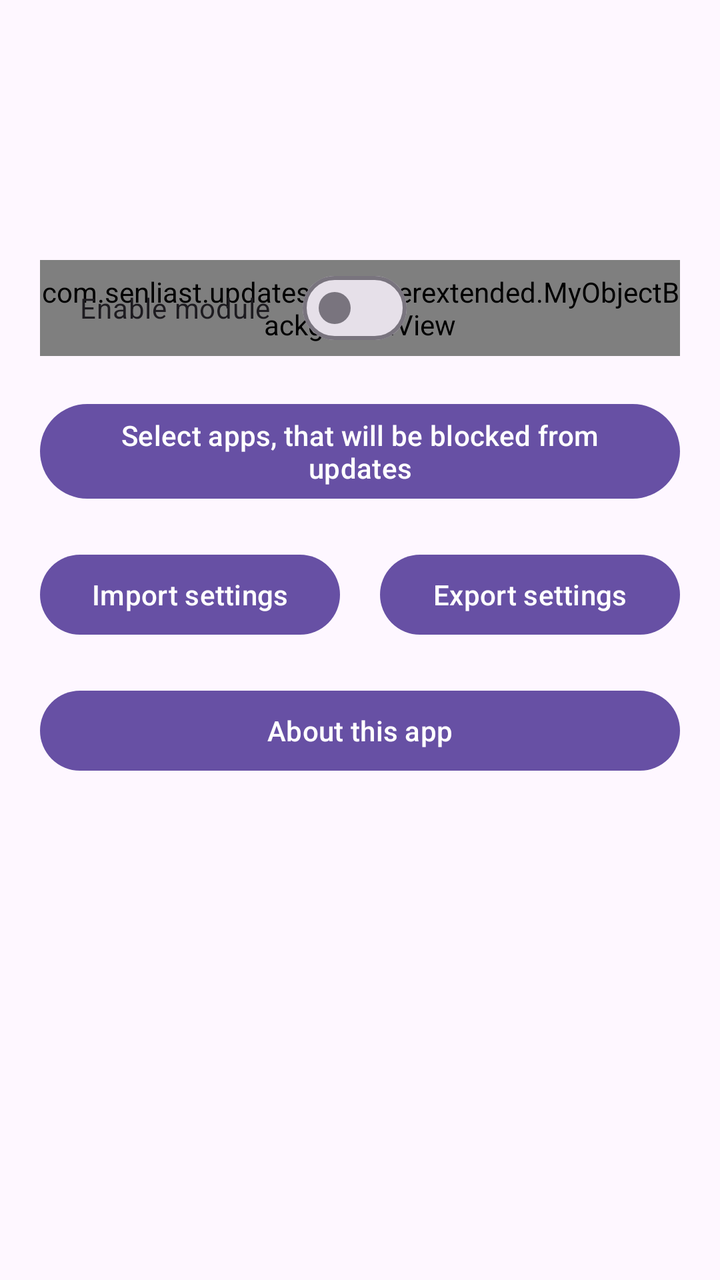
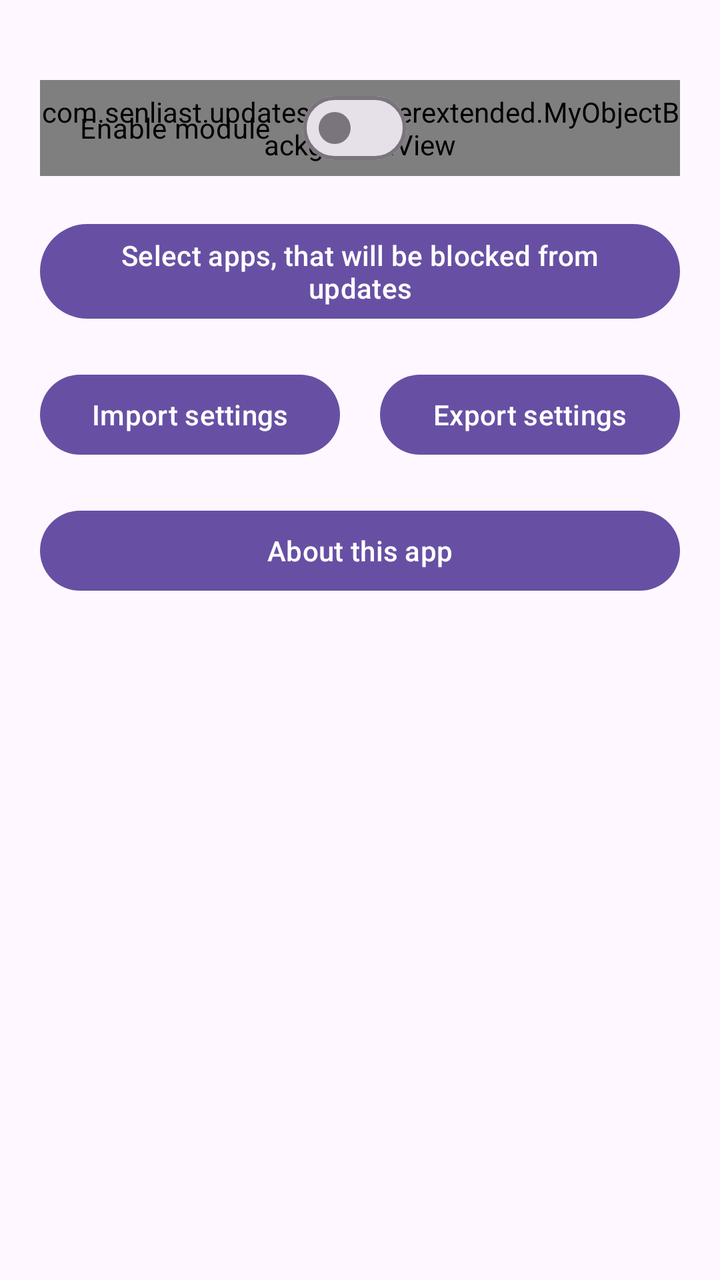

Before-and-after screenshots of an Android layout around one commit, followed by the original layout XML and the change that was made.
<!-- AndroidManifest.xml: application theme Theme.UpdatesManagerExtended -->
<!-- res/layout/activity_main.xml -->
<?xml version="1.0" encoding="utf-8"?>
<androidx.constraintlayout.widget.ConstraintLayout xmlns:android="http://schemas.android.com/apk/res/android"
    xmlns:app="http://schemas.android.com/apk/res-auto"
    xmlns:tools="http://schemas.android.com/tools"
    android:id="@+id/activityAbout"
    android:layout_width="match_parent"
    android:layout_height="match_parent"
    tools:context=".MainActivity">

    <view
        android:id="@+id/mobvSwitchEnableModule"
        class="com.senliast.updatesmanagerextended.MyObjectBackgroundView"
        android:layout_width="0dp"
        android:layout_height="48dp"
        android:layout_marginStart="20dp"
        android:layout_marginTop="20dp"
        android:layout_marginEnd="20dp"
        app:layout_constraintEnd_toEndOf="parent"
        app:layout_constraintStart_toStartOf="parent"
        app:layout_constraintTop_toBottomOf="@+id/layoutStatusPanel" />

    <com.google.android.material.materialswitch.MaterialSwitch
        android:id="@+id/switchEnableModule"
        android:layout_width="wrap_content"
        android:layout_height="48dp"
        android:layout_marginStart="20dp"
        android:layout_marginTop="20dp"
        android:text="@string/enable_module"
        app:layout_constraintStart_toStartOf="@+id/mobvSwitchEnableModule"
        app:layout_constraintTop_toBottomOf="@+id/layoutStatusPanel" />

    <FrameLayout
        android:id="@+id/layoutStatusPanel"
        android:layout_width="0dp"
        android:layout_height="90dp"
        android:layout_marginStart="20dp"
        android:layout_marginTop="20dp"
        android:layout_marginEnd="20dp"
        app:layout_constraintBottom_toTopOf="@+id/switchEnableModule"
        app:layout_constraintEnd_toEndOf="parent"
        app:layout_constraintStart_toStartOf="parent"
        app:layout_constraintTop_toTopOf="parent">

    </FrameLayout>

    <Button
        android:id="@+id/buttonSelectBlacklistedApps"
        android:layout_width="0dp"
        android:layout_height="wrap_content"
        android:layout_marginStart="20dp"
        android:layout_marginTop="20dp"
        android:layout_marginEnd="20dp"
        android:text="@string/select_blacklisted_apps"
        app:layout_constraintEnd_toEndOf="parent"
        app:layout_constraintStart_toStartOf="parent"
        app:layout_constraintTop_toBottomOf="@+id/mobvSwitchEnableModule" />

    <Button
        android:id="@+id/buttonImportSettings"
        android:layout_width="0dp"
        android:layout_height="wrap_content"
        android:layout_marginStart="20dp"
        android:layout_marginTop="20dp"
        android:text="@string/import_settings"
        app:layout_constraintEnd_toStartOf="@+id/buttonExportSettings"
        app:layout_constraintStart_toStartOf="parent"
        app:layout_constraintTop_toBottomOf="@+id/buttonSelectBlacklistedApps" />

    <Button
        android:id="@+id/buttonExportSettings"
        android:layout_width="0dp"
        android:layout_height="wrap_content"
        android:layout_marginStart="20dp"
        android:layout_marginTop="20dp"
        android:layout_marginEnd="20dp"
        android:text="@string/export_settings"
        app:layout_constraintEnd_toEndOf="parent"
        app:layout_constraintStart_toEndOf="@+id/buttonImportSettings"
        app:layout_constraintTop_toBottomOf="@+id/buttonSelectBlacklistedApps" />

    <Button
        android:id="@+id/buttonAbout"
        android:layout_width="0dp"
        android:layout_height="wrap_content"
        android:layout_marginStart="20dp"
        android:layout_marginTop="20dp"
        android:layout_marginEnd="20dp"
        android:text="@string/about_app"
        app:layout_constraintEnd_toEndOf="parent"
        app:layout_constraintStart_toStartOf="parent"
        app:layout_constraintTop_toBottomOf="@+id/buttonImportSettings" />


</androidx.constraintlayout.widget.ConstraintLayout>
<!-- resources referenced by this layout -->
<resources>
  <string name="about_app">About this app</string>
  <string name="enable_module">Enable module</string>
  <string name="export_settings">Export settings</string>
  <string name="import_settings">Import settings</string>
  <string name="select_blacklisted_apps">Select apps, that will be blocked from updates</string>
  <style name="Theme.UpdatesManagerExtended" parent="Base.Theme.UpdatesManagerExtended" />
  <style name="Base.Theme.UpdatesManagerExtended" parent="Theme.Material3.DayNight.NoActionBar">
          
          
      </style>
</resources>

<!-- the commit's change to res/layout/activity_main.xml (unified diff, before → after) -->
@@ -2,10 +2,76 @@
 <androidx.constraintlayout.widget.ConstraintLayout xmlns:android="http://schemas.android.com/apk/res/android"
     xmlns:app="http://schemas.android.com/apk/res-auto"
     xmlns:tools="http://schemas.android.com/tools"
-    android:id="@+id/activityAbout"
+    android:id="@+id/activityMain"
     android:layout_width="match_parent"
     android:layout_height="match_parent"
     tools:context=".MainActivity">
+
+
+    <Button
+        android:id="@+id/buttonSelectBlacklistedApps"
+        android:layout_width="0dp"
+        android:layout_height="wrap_content"
+        android:layout_marginStart="20dp"
+        android:layout_marginTop="20dp"
+        android:layout_marginEnd="20dp"
+        android:text="@string/select_blacklisted_apps"
+        android:textColor="@color/white"
+        app:layout_constraintEnd_toEndOf="parent"
+        app:layout_constraintStart_toStartOf="parent"
+        app:layout_constraintTop_toBottomOf="@+id/mobvSwitchEnableModule" />
+
+    <Button
+        android:id="@+id/buttonImportSettings"
+        android:layout_width="0dp"
+        android:layout_height="wrap_content"
+        android:layout_marginStart="20dp"
+        android:layout_marginTop="20dp"
+        android:text="@string/import_settings"
+        android:textColor="@color/white"
+        app:layout_constraintEnd_toStartOf="@+id/buttonExportSettings"
+        app:layout_constraintStart_toStartOf="parent"
+        app:layout_constraintTop_toBottomOf="@+id/buttonSelectBlacklistedApps" />
+
+    <Button
+        android:id="@+id/buttonExportSettings"
+        android:layout_width="0dp"
+        android:layout_height="wrap_content"
+        android:layout_marginStart="20dp"
+        android:layout_marginTop="20dp"
+        android:layout_marginEnd="20dp"
+        android:text="@string/export_settings"
+        android:textColor="@color/white"
+        app:layout_constraintEnd_toEndOf="parent"
+        app:layout_constraintStart_toEndOf="@+id/buttonImportSettings"
+        app:layout_constraintTop_toBottomOf="@+id/buttonSelectBlacklistedApps" />
+
+    <Button
+        android:id="@+id/buttonAbout"
+        android:layout_width="0dp"
+        android:layout_height="wrap_content"
+        android:layout_marginStart="20dp"
+        android:layout_marginTop="20dp"
+        android:layout_marginEnd="20dp"
+        android:text="@string/about_app"
+        android:textColor="@color/white"
+        app:layout_constraintEnd_toEndOf="parent"
+        app:layout_constraintStart_toStartOf="parent"
+        app:layout_constraintTop_toBottomOf="@+id/buttonImportSettings" />
+
+    <FrameLayout
+        android:id="@+id/layoutStatusPanel"
+        android:layout_width="0dp"
+        android:layout_height="wrap_content"
+        android:layout_marginStart="20dp"
+        android:layout_marginTop="20dp"
+        android:layout_marginEnd="20dp"
+        app:layout_constraintBottom_toTopOf="@+id/switchEnableModule"
+        app:layout_constraintEnd_toEndOf="parent"
+        app:layout_constraintStart_toStartOf="parent"
+        app:layout_constraintTop_toTopOf="parent">
+
+    </FrameLayout>
 
     <view
         android:id="@+id/mobvSwitchEnableModule"
@@ -26,69 +92,9 @@
         android:layout_marginStart="20dp"
         android:layout_marginTop="20dp"
         android:text="@string/enable_module"
+        android:textColor="@color/text_adaptive"
         app:layout_constraintStart_toStartOf="@+id/mobvSwitchEnableModule"
         app:layout_constraintTop_toBottomOf="@+id/layoutStatusPanel" />
 
-    <FrameLayout
-        android:id="@+id/layoutStatusPanel"
-        android:layout_width="0dp"
-        android:layout_height="90dp"
-        android:layout_marginStart="20dp"
-        android:layout_marginTop="20dp"
-        android:layout_marginEnd="20dp"
-        app:layout_constraintBottom_toTopOf="@+id/switchEnableModule"
-        app:layout_constraintEnd_toEndOf="parent"
-        app:layout_constraintStart_toStartOf="parent"
-        app:layout_constraintTop_toTopOf="parent">
-
-    </FrameLayout>
-
-    <Button
-        android:id="@+id/buttonSelectBlacklistedApps"
-        android:layout_width="0dp"
-        android:layout_height="wrap_content"
-        android:layout_marginStart="20dp"
-        android:layout_marginTop="20dp"
-        android:layout_marginEnd="20dp"
-        android:text="@string/select_blacklisted_apps"
-        app:layout_constraintEnd_toEndOf="parent"
-        app:layout_constraintStart_toStartOf="parent"
-        app:layout_constraintTop_toBottomOf="@+id/mobvSwitchEnableModule" />
-
-    <Button
-        android:id="@+id/buttonImportSettings"
-        android:layout_width="0dp"
-        android:layout_height="wrap_content"
-        android:layout_marginStart="20dp"
-        android:layout_marginTop="20dp"
-        android:text="@string/import_settings"
-        app:layout_constraintEnd_toStartOf="@+id/buttonExportSettings"
-        app:layout_constraintStart_toStartOf="parent"
-        app:layout_constraintTop_toBottomOf="@+id/buttonSelectBlacklistedApps" />
-
-    <Button
-        android:id="@+id/buttonExportSettings"
-        android:layout_width="0dp"
-        android:layout_height="wrap_content"
-        android:layout_marginStart="20dp"
-        android:layout_marginTop="20dp"
-        android:layout_marginEnd="20dp"
-        android:text="@string/export_settings"
-        app:layout_constraintEnd_toEndOf="parent"
-        app:layout_constraintStart_toEndOf="@+id/buttonImportSettings"
-        app:layout_constraintTop_toBottomOf="@+id/buttonSelectBlacklistedApps" />
-
-    <Button
-        android:id="@+id/buttonAbout"
-        android:layout_width="0dp"
-        android:layout_height="wrap_content"
-        android:layout_marginStart="20dp"
-        android:layout_marginTop="20dp"
-        android:layout_marginEnd="20dp"
-        android:text="@string/about_app"
-        app:layout_constraintEnd_toEndOf="parent"
-        app:layout_constraintStart_toStartOf="parent"
-        app:layout_constraintTop_toBottomOf="@+id/buttonImportSettings" />
-
 
 </androidx.constraintlayout.widget.ConstraintLayout>
<!-- resource entries referenced after the edit -->
@@ -1,5 +1,7 @@
 <!-- resources referenced by this layout -->
 <resources>
+  <color name="text_adaptive">#000000</color>
+  <color name="white">#FFFFFF</color>
   <string name="about_app">About this app</string>
   <string name="enable_module">Enable module</string>
   <string name="export_settings">Export settings</string>
